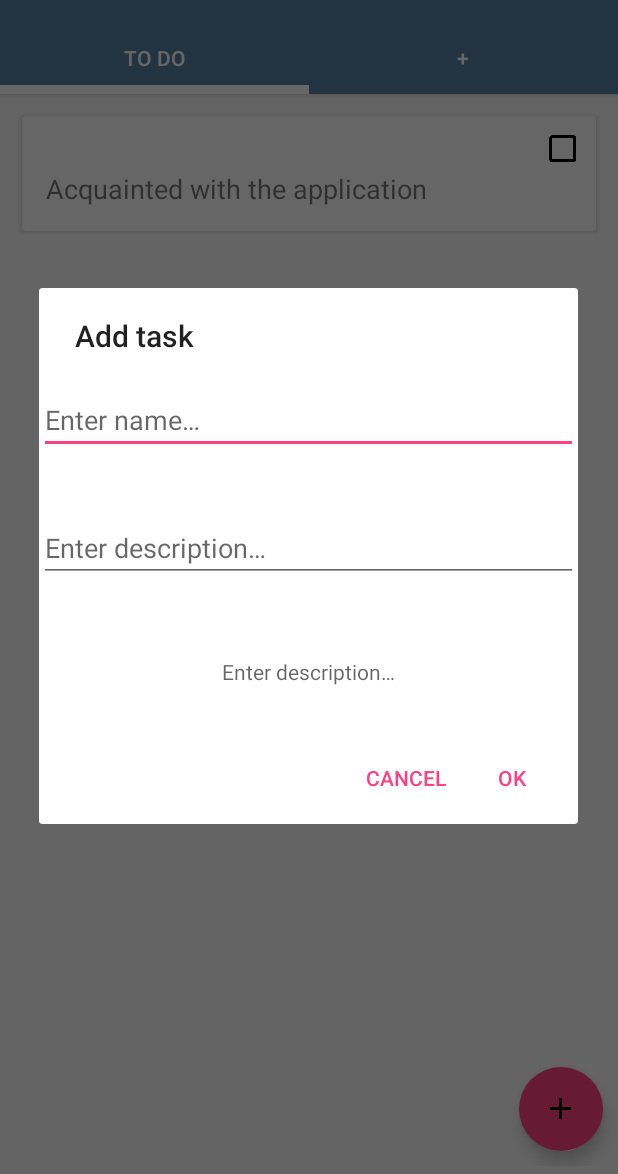
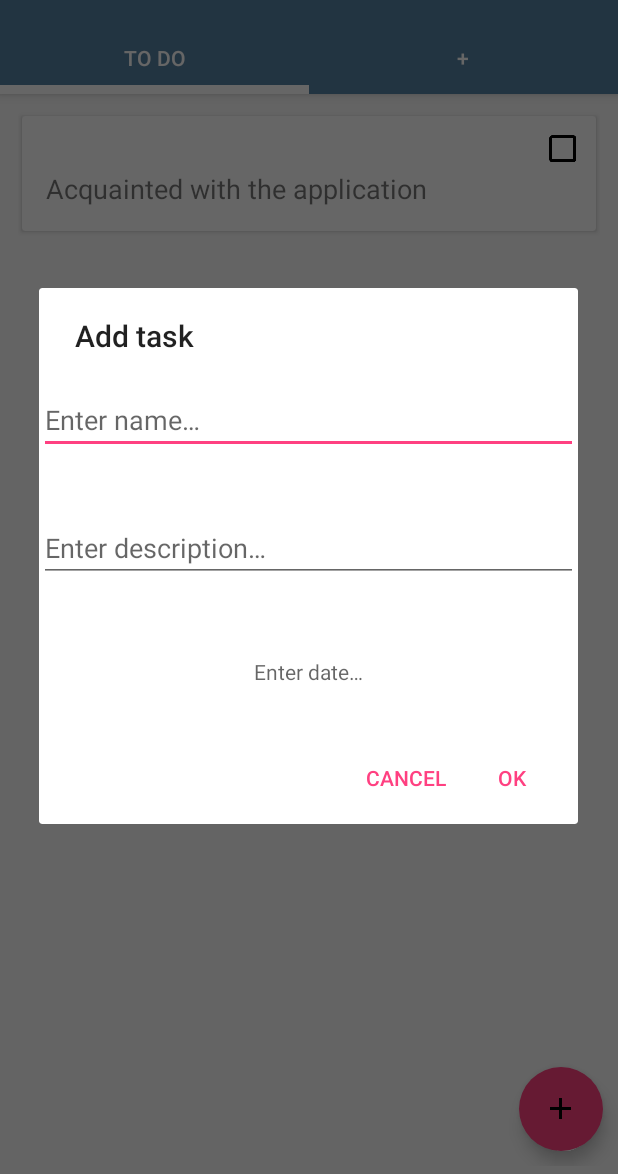
Before and after one commit to Velkonost/ToDoList, an Android app: the screen it shows after launch (MainActivity), after a tap on an icon or button, on a phone screen of 412 x 824 dp, the part 62-1236 px from its top. Run offline under Robolectric (Android 15) with nearby library versions, the phone set to English and light mode, and no system bars; our stand-ins replace ButterKnife; 1 other tap on this screen came first.

Commit message:
fixed text date

```diff
--- a/app/src/main/java/ru/velkonost/todolist/fragments/ColumnFragment.java
+++ b/app/src/main/java/ru/velkonost/todolist/fragments/ColumnFragment.java
@@ -94,6 +94,11 @@ public class ColumnFragment extends BaseTabFragment {
                 LinearLayout layout = new LinearLayout(context);
                 layout.setOrientation(LinearLayout.VERTICAL);
 
+                /**
+                 * Использует для получения даты.
+                 */
+                Calendar newCalendar = Calendar.getInstance();
+
                 LinearLayout.LayoutParams  params =
                         new LinearLayout.LayoutParams(ViewGroup.LayoutParams.MATCH_PARENT,
                                 ViewGroup.LayoutParams.WRAP_CONTENT);
@@ -117,20 +122,14 @@ public class ColumnFragment extends BaseTabFragment {
                 inputDate.setPadding(dp2px(10), dp2px(10), dp2px(10), dp2px(10));
                 inputDate.setTextAlignment(View.TEXT_ALIGNMENT_CENTER);
                 inputDate.setLayoutParams(params);
-                inputDate.setHint(getResources().getString(R.string.enter_task_description));
+                inputDate.setHint(getResources().getString(R.string.enter_task_date));
 
-                /**
-                 * Использует для получения даты.
-                 */
-                Calendar newCalendar = Calendar.getInstance();
 
                 /**
                  * Требуется для дальнейшего преобразования даты в строку.
                  */
                 @SuppressLint("SimpleDateFormat") final SimpleDateFormat dateFormat
                         = new SimpleDateFormat("dd-MM-yyyy");
-
-
                 final String[] date = {""};
 
                 /**
--- a/app/src/main/res/values/strings.xml
+++ b/app/src/main/res/values/strings.xml
@@ -15,6 +15,8 @@
     <string name="enter_column_name">Enter name…</string>
     <string name="enter_task_name">Enter name…</string>
     <string name="enter_task_description">Enter description…</string>
+    <string name="enter_task_date">Enter date…</string>
+
 
     <string name="task_example_name">Acquainted with the application</string>
     <string name="column_example_name">To do</string>
```
Also changed, not shown: 1 other file.
